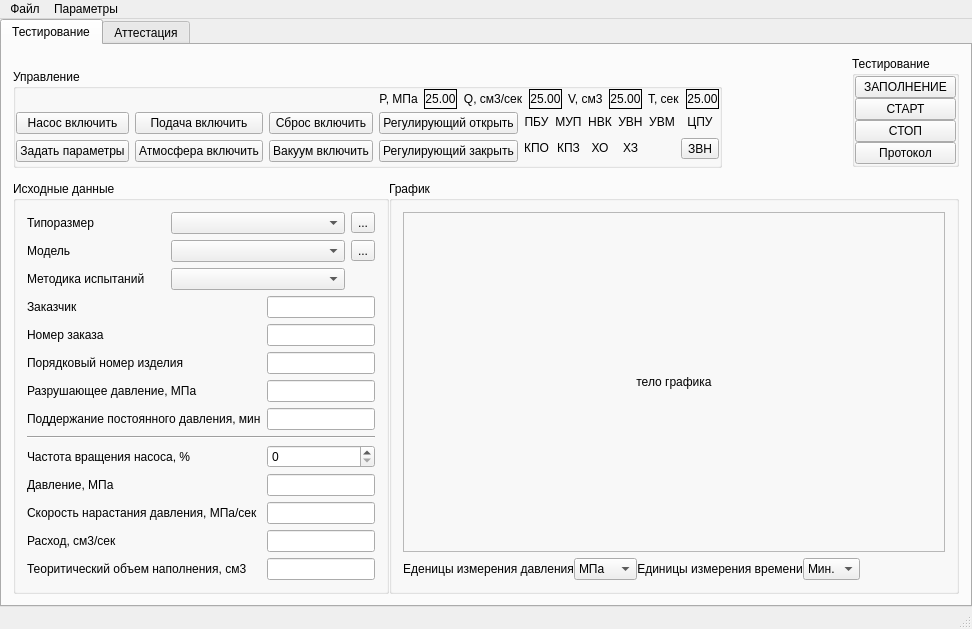
Old version of the form main_window.ui in the repository firef0xff/ttm25.
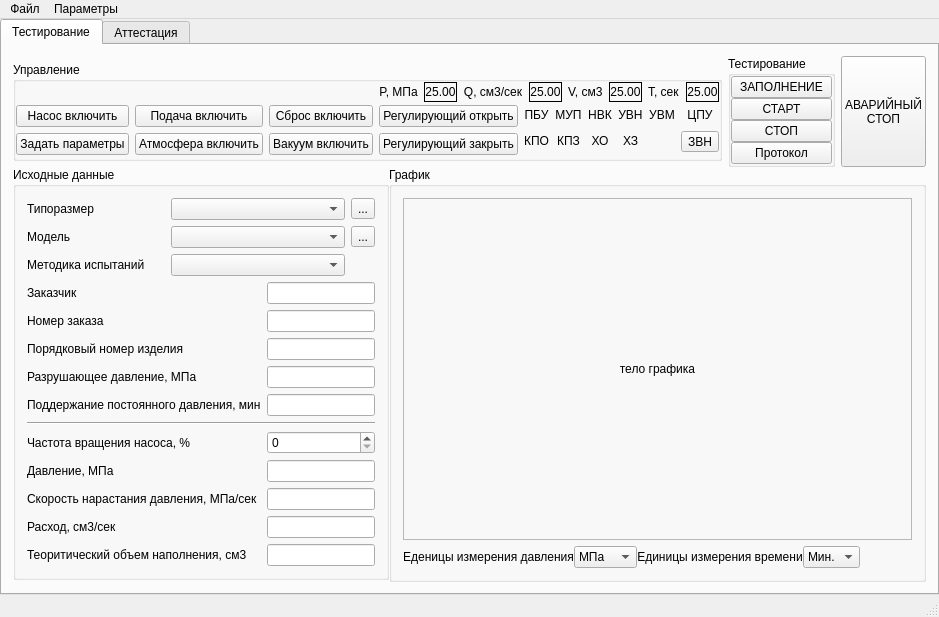
New version of the form.

Diff of the .ui file:
```diff
--- a/main_window.ui
+++ b/main_window.ui
@@ -9,8 +9,8 @@
    <rect>
     <x>0</x>
     <y>0</y>
-    <width>972</width>
-    <height>629</height>
+    <width>864</width>
+    <height>581</height>
    </rect>
   </property>
   <property name="windowTitle">
@@ -620,7 +620,7 @@
              </spacer>
             </item>
             <item>
-             <layout class="QVBoxLayout" name="verticalLayout_6">
+             <layout class="QHBoxLayout" name="horizontalLayout_9">
               <property name="leftMargin">
                <number>0</number>
               </property>
@@ -651,7 +651,7 @@
                     <string>ЗАПОЛНЕНИЕ</string>
                    </property>
                    <property name="checkable">
-                    <bool>true</bool>
+                    <bool>false</bool>
                    </property>
                   </widget>
                  </item>
@@ -667,7 +667,7 @@
                     <string>СТАРТ</string>
                    </property>
                    <property name="checkable">
-                    <bool>true</bool>
+                    <bool>false</bool>
                    </property>
                   </widget>
                  </item>
@@ -701,20 +701,18 @@
                </widget>
               </item>
               <item>
-               <spacer name="verticalSpacer">
-                <property name="orientation">
-                 <enum>Qt::Vertical</enum>
+               <widget class="QPushButton" name="bTERMINATE">
+                <property name="sizePolicy">
+                 <sizepolicy hsizetype="Preferred" vsizetype="Minimum">
+                  <horstretch>0</horstretch>
+                  <verstretch>0</verstretch>
+                 </sizepolicy>
                 </property>
-                <property name="sizeType">
-                 <enum>QSizePolicy::Preferred</enum>
+                <property name="text">
+                 <string>АВАРИЙНЫЙ
+СТОП</string>
                 </property>
-                <property name="sizeHint" stdset="0">
-                 <size>
-                  <width>20</width>
-                  <height>40</height>
-                 </size>
-                </property>
-               </spacer>
+               </widget>
               </item>
              </layout>
             </item>
@@ -1166,8 +1164,8 @@
     <rect>
      <x>0</x>
      <y>0</y>
-     <width>972</width>
-     <height>19</height>
+     <width>864</width>
+     <height>21</height>
     </rect>
    </property>
    <widget class="QMenu" name="menu">
```
Left out of the diff: 8 changed lines with no effect on the pictures.
